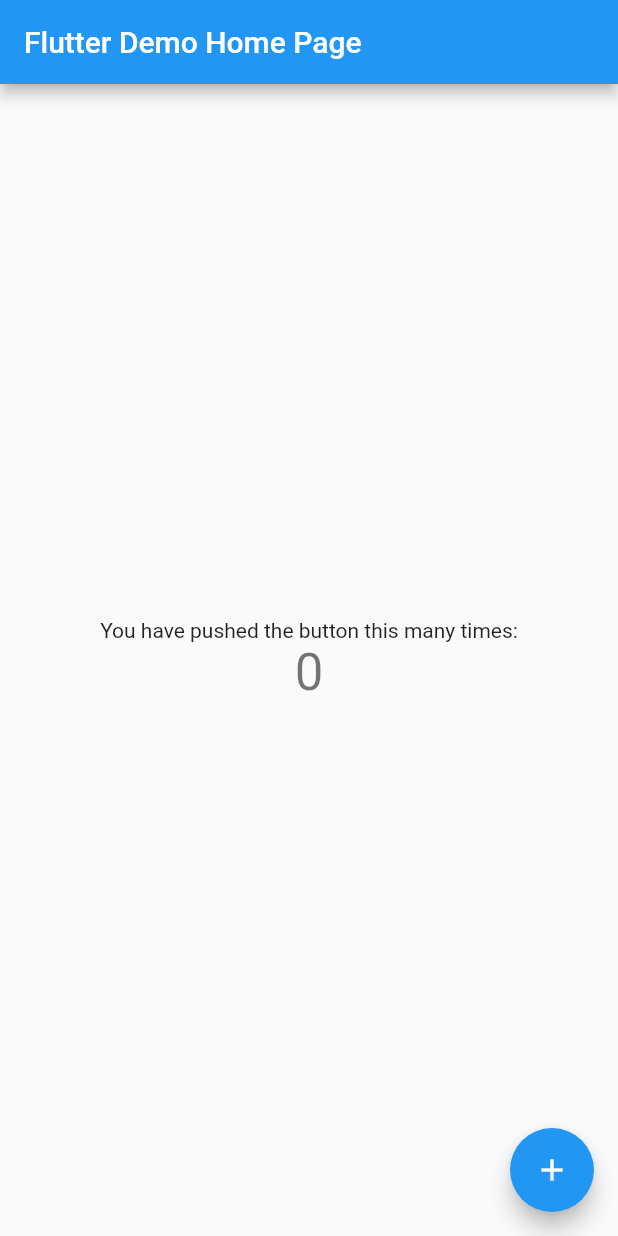
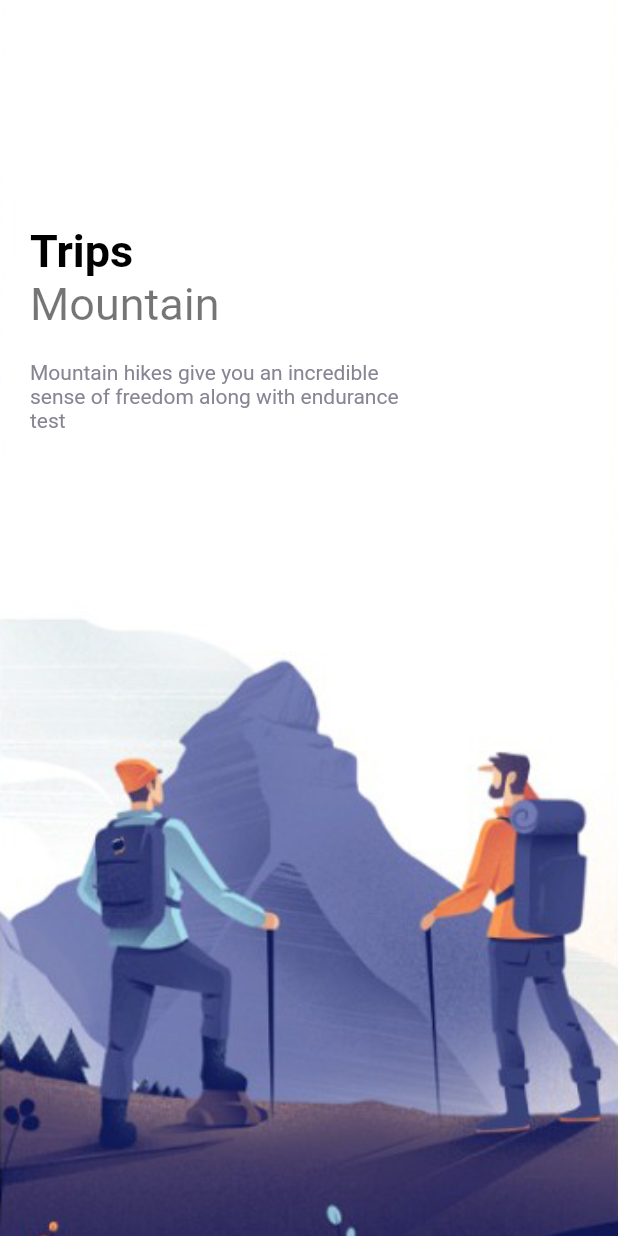
Before and after one commit to FrankDannyA/travel_app_cubit, a Flutter app: the screen it shows after launch, on a phone screen of 412 x 824 dp. Run offline on Flutter 3.47's test engine with Material 2 defaults, Android fonts, the phone set to English and light mode, and no system bars.

Commit message:
Start Page Text

```diff
--- a/lib/main.dart
+++ b/lib/main.dart
@@ -1,4 +1,5 @@
 import 'package:flutter/material.dart';
+import 'package:travel_app_cubit/pages/welcome_page.dart';
 
 void main() {
   runApp(const MyApp());
@@ -11,105 +12,12 @@ class MyApp extends StatelessWidget {
   @override
   Widget build(BuildContext context) {
     return MaterialApp(
+      debugShowCheckedModeBanner: false,
       title: 'Flutter Demo',
       theme: ThemeData(
-        // This is the theme of your application.
-        //
-        // Try running your application with "flutter run". You'll see the
-        // application has a blue toolbar. Then, without quitting the app, try
-        // changing the primarySwatch below to Colors.green and then invoke
-        // "hot reload" (press "r" in the console where you ran "flutter run",
-        // or simply save your changes to "hot reload" in a Flutter IDE).
-        // Notice that the counter didn't reset back to zero; the application
-        // is not restarted.
         primarySwatch: Colors.blue,
       ),
-      home: const MyHomePage(title: 'Flutter Demo Home Page'),
+      home: const WelcomePage(),
     );
   }
 }
-
-class MyHomePage extends StatefulWidget {
-  const MyHomePage({super.key, required this.title});
-
-  // This widget is the home page of your application. It is stateful, meaning
-  // that it has a State object (defined below) that contains fields that affect
-  // how it looks.
-
-  // This class is the configuration for the state. It holds the values (in this
-  // case the title) provided by the parent (in this case the App widget) and
-  // used by the build method of the State. Fields in a Widget subclass are
-  // always marked "final".
-
-  final String title;
-
-  @override
-  State<MyHomePage> createState() => _MyHomePageState();
-}
-
-class _MyHomePageState extends State<MyHomePage> {
-  int _counter = 0;
-
-  void _incrementCounter() {
-    setState(() {
-      // This call to setState tells the Flutter framework that something has
-      // changed in this State, which causes it to rerun the build method below
-      // so that the display can reflect the updated values. If we changed
-      // _counter without calling setState(), then the build method would not be
-      // called again, and so nothing would appear to happen.
-      _counter++;
-    });
-  }
-
-  @override
-  Widget build(BuildContext context) {
-    // This method is rerun every time setState is called, for instance as done
-    // by the _incrementCounter method above.
-    //
-    // The Flutter framework has been optimized to make rerunning build methods
-    // fast, so that you can just rebuild anything that needs updating rather
-    // than having to individually change instances of widgets.
-    return Scaffold(
-      appBar: AppBar(
-        // Here we take the value from the MyHomePage object that was created by
-        // the App.build method, and use it to set our appbar title.
-        title: Text(widget.title),
-      ),
-      body: Center(
-        // Center is a layout widget. It takes a single child and positions it
-        // in the middle of the parent.
-        child: Column(
-          // Column is also a layout widget. It takes a list of children and
-          // arranges them vertically. By default, it sizes itself to fit its
-          // children horizontally, and tries to be as tall as its parent.
-          //
-          // Invoke "debug painting" (press "p" in the console, choose the
-          // "Toggle Debug Paint" action from the Flutter Inspector in Android
-          // Studio, or the "Toggle Debug Paint" command in Visual Studio Code)
-          // to see the wireframe for each widget.
-          //
-          // Column has various properties to control how it sizes itself and
-          // how it positions its children. Here we use mainAxisAlignment to
-          // center the children vertically; the main axis here is the vertical
-          // axis because Columns are vertical (the cross axis would be
-          // horizontal).
-          mainAxisAlignment: MainAxisAlignment.center,
-          children: <Widget>[
-            const Text(
-              'You have pushed the button this many times:',
-            ),
-            Text(
-              '$_counter',
-              style: Theme.of(context).textTheme.headlineMedium,
-            ),
-          ],
-        ),
-      ),
-      floatingActionButton: FloatingActionButton(
-        onPressed: _incrementCounter,
-        tooltip: 'Increment',
-        child: const Icon(Icons.add),
-      ), // This trailing comma makes auto-formatting nicer for build methods.
-    );
-  }
-}
--- /dev/null
+++ b/lib/misc/colors.dart
@@ -0,0 +1,11 @@
+import 'dart:ui';
+
+class AppColors{
+  static final Color textColor1= Color(0xFF989acd);
+  static final Color textColor2 = Color(0xFF878593);
+  static final Color bigTextColor=Color(0xFF2e2e31);
+  static final Color mainColor= Color(0xFF5d69b3);
+  static final Color starColor = Color(0xFFe7bb4e);
+  static final Color mainTextColor = Color(0xFFababad);
+  static final Color buttonBackground = Color(0xFFf1f1f9);
+}
--- a/lib/pages/welcome_page.dart
+++ b/lib/pages/welcome_page.dart
@@ -0,0 +1,70 @@
+import 'package:flutter/material.dart';
+import 'package:travel_app_cubit/misc/colors.dart';
+import 'package:travel_app_cubit/widgets/app_large_text.dart';
+import 'package:travel_app_cubit/widgets/app_text.dart';
+
+class WelcomePage extends StatefulWidget {
+  const WelcomePage({Key? key}) : super(key: key);
+
+  @override
+  _WelcomePageState createState() => _WelcomePageState();
+}
+
+class _WelcomePageState extends State<WelcomePage> {
+  List images = [
+    "welcome-one.png",
+    "welcome-two.png",
+    "welcome-three.png",
+  ];
+
+  @override
+  Widget build(BuildContext context) {
+    return Scaffold(
+      body: PageView.builder(
+        scrollDirection: Axis.vertical,
+        itemCount: images.length,
+        itemBuilder: (_, index) {
+          return Container(
+            width: double.maxFinite,
+            height: double.maxFinite,
+            decoration: BoxDecoration(
+              image: DecorationImage(
+                image: AssetImage("img/" + images[index]),
+                fit: BoxFit.cover,
+              ),
+            ),
+            child: Container(
+              margin: const EdgeInsets.only(top: 150, left: 20, right: 20),
+              child: Row(
+                children: [
+                  Column(
+                    crossAxisAlignment: CrossAxisAlignment.start,
+                    children: [
+                      AppLargeText(text: "Trips"),
+                      AppText(
+                        text: "Mountain",
+                        size: 30,
+                      ),
+                      const SizedBox(
+                        height: 20,
+                      ),
+                      SizedBox(
+                        width: 250,
+                        child: AppText(
+                          text:
+                              "Mountain hikes give you an incredible sense of freedom along with endurance test",
+                          color: AppColors.textColor2,
+                          size: 14,
+                        ),
+                      )
+                    ],
+                  )
+                ],
+              ),
+            ),
+          );
+        },
+      ),
+    );
+  }
+}
--- /dev/null
+++ b/lib/widgets/app_large_text.dart
@@ -0,0 +1,26 @@
+import 'package:flutter/material.dart';
+
+class AppLargeText extends StatelessWidget {
+  double size;
+  final String text;
+  final Color color;
+
+  AppLargeText({
+    Key? key,
+    this.size = 30,
+    required this.text,
+    this.color = Colors.black,
+  }) : super(key: key);
+
+  @override
+  Widget build(BuildContext context) {
+    return Text(
+      text,
+      style: TextStyle(
+        fontSize: size,
+        color: color,
+        fontWeight: FontWeight.bold,
+      ),
+    );
+  }
+}
--- /dev/null
+++ b/lib/widgets/app_text.dart
@@ -0,0 +1,25 @@
+import 'package:flutter/material.dart';
+
+class AppText extends StatelessWidget {
+  double size;
+  final String text;
+  final Color color;
+
+  AppText({
+    Key? key,
+    this.size = 16,
+    required this.text,
+    this.color = Colors.black54,
+  }) : super(key: key);
+
+  @override
+  Widget build(BuildContext context) {
+    return Text(
+      text,
+      style: TextStyle(
+        fontSize: size,
+        color: color,
+      ),
+    );
+  }
+}
```
Also changed, not shown: pubspec.yaml (+10 -3 lines), img/balloning.png (added), img/button-one.png (added), img/hiking.png (added), img/kayaking.png (added), img/mountain.jpeg (added), img/snorkling.png (added), img/welcome-one.png (added), img/welcome-three.png (added), img/welcome-two.png (added).
